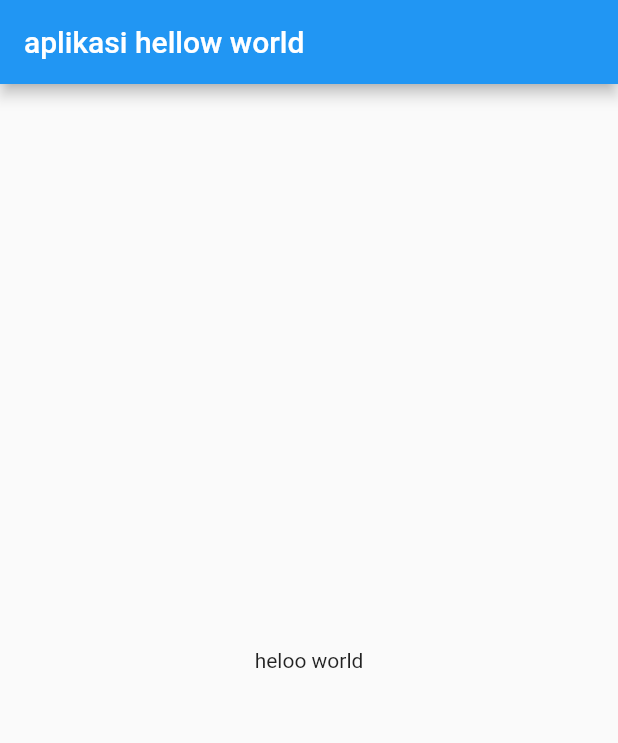
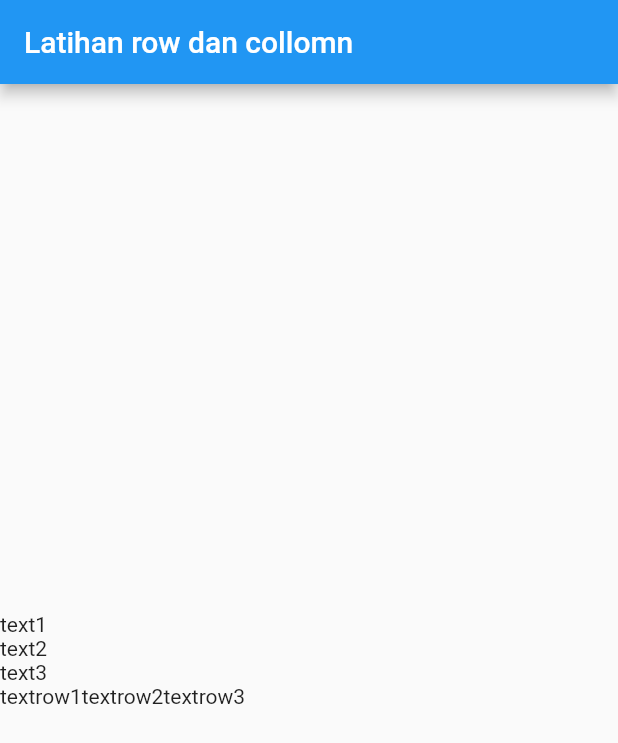
Before and after one commit to mzakirahman/Flutter-Fundamentals, a Flutter app: the screen it shows after launch, on a phone screen of 412 x 824 dp. Shown: the top 743 px of the screen. Run offline on Flutter 3.47's test engine with Material 2 defaults, Android fonts, the phone set to English and light mode, and no system bars.

Commit message:
Row dan Column Widget

```diff
--- a/lib/main.dart
+++ b/lib/main.dart
@@ -9,8 +9,23 @@ class MyApp extends StatelessWidget {
   Widget build(BuildContext context) {
       return MaterialApp(
         home:Scaffold(
-          appBar: AppBar(title: Text("aplikasi hellow world"),),
-          body:Center(child: Text ("heloo world")),
+          appBar: AppBar(title: Text("Latihan row dan collomn"),),
+          body: Column(
+            mainAxisAlignment: MainAxisAlignment.center,
+            crossAxisAlignment: CrossAxisAlignment.start,
+            children: <Widget>[
+              Text("text1"),
+              Text("text2"),
+              Text("text3"),
+              Row(
+                children: <Widget>[
+                  Text("textrow1"),
+                  Text("textrow2"),
+                  Text("textrow3")
+                ],
+              )
+            ]
+          ),
       ),
     );
   }
```
